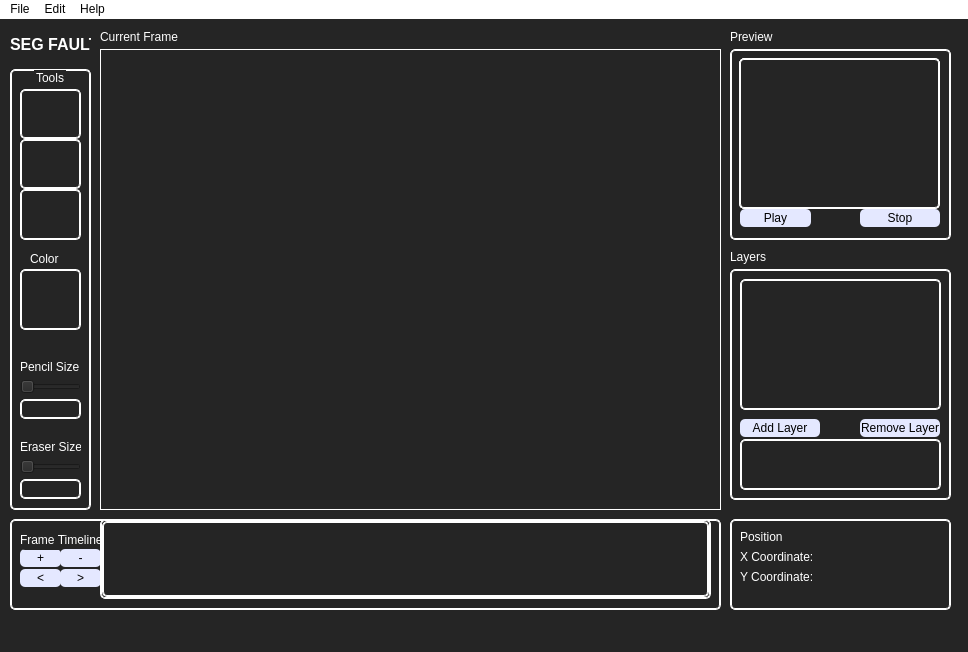
Before: the Qt Designer form PixelEditor/mainwindow.ui in ParkerMiddleton/Sprite-Animator, drawn with Qt 5.
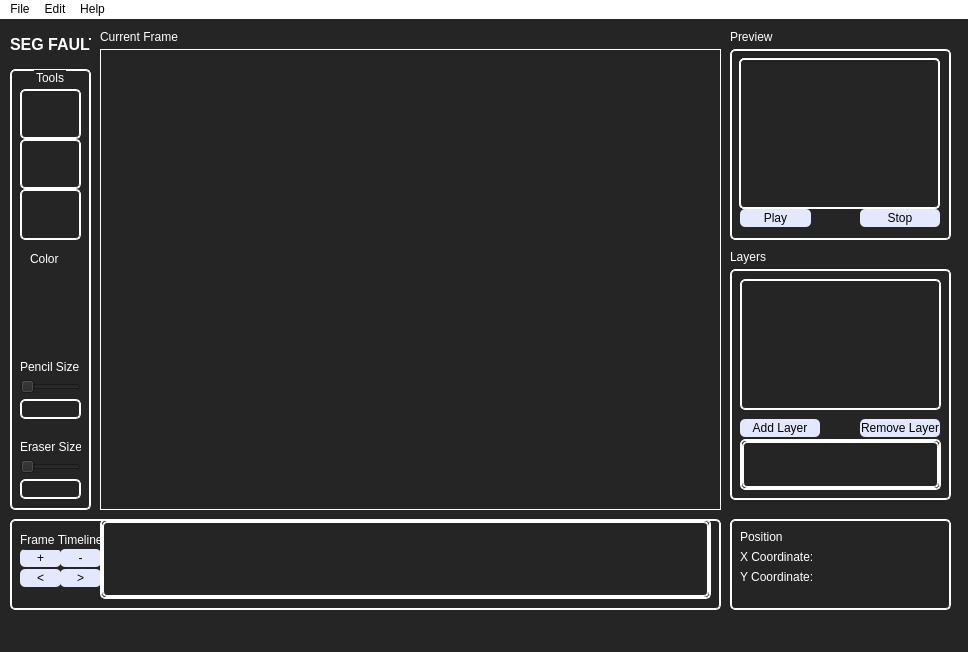
After: the same form once the commit is applied. Icons and pictures are not drawn. Custom widgets are drawn as their Qt base class.

Commit message: Added layer buttons - Parker

What changed in the file:
```diff
--- a/PixelEditor/mainwindow.ui
+++ b/PixelEditor/mainwindow.ui
@@ -249,19 +249,6 @@
       <string>Eraser Size</string>
      </property>
     </widget>
-    <widget class="QLabel" name="currentColorDisplay">
-     <property name="geometry">
-      <rect>
-       <x>10</x>
-       <y>200</y>
-       <width>61</width>
-       <height>61</height>
-      </rect>
-     </property>
-     <property name="text">
-      <string/>
-     </property>
-    </widget>
     <widget class="QLabel" name="currentColorText">
      <property name="geometry">
       <rect>
@@ -485,7 +472,7 @@
       <string>Remove Layer</string>
      </property>
     </widget>
-    <widget class="QWidget" name="gridLayoutWidget_4">
+    <widget class="LayerPlacementEditor" name="layerPlacer">
      <property name="geometry">
       <rect>
        <x>10</x>
@@ -494,7 +481,19 @@
        <height>51</height>
       </rect>
      </property>
-     <layout class="QGridLayout" name="layersGrid"/>
+     <property name="widgetResizable">
+      <bool>true</bool>
+     </property>
+     <widget class="QWidget" name="layerPlacementContents">
+      <property name="geometry">
+       <rect>
+        <x>0</x>
+        <y>0</y>
+        <width>197</width>
+        <height>47</height>
+       </rect>
+      </property>
+     </widget>
     </widget>
    </widget>
    <widget class="QLabel" name="layersText">
@@ -819,6 +818,12 @@
    <header location="global">frametimeline.h</header>
    <container>1</container>
   </customwidget>
+  <customwidget>
+   <class>LayerPlacementEditor</class>
+   <extends>QScrollArea</extends>
+   <header location="global">layerplacementeditor.h</header>
+   <container>1</container>
+  </customwidget>
  </customwidgets>
  <resources/>
  <connections/>
```
Left out of the diff: 2 changed lines with no effect on the pictures. The commit also changes 13 other files.
